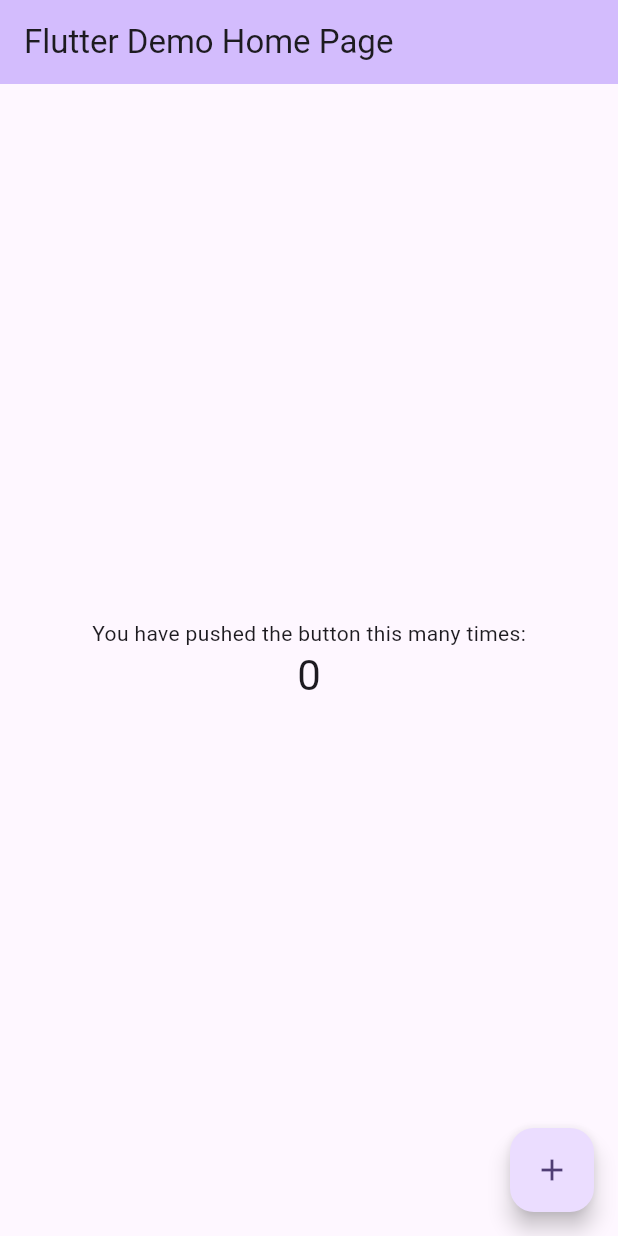
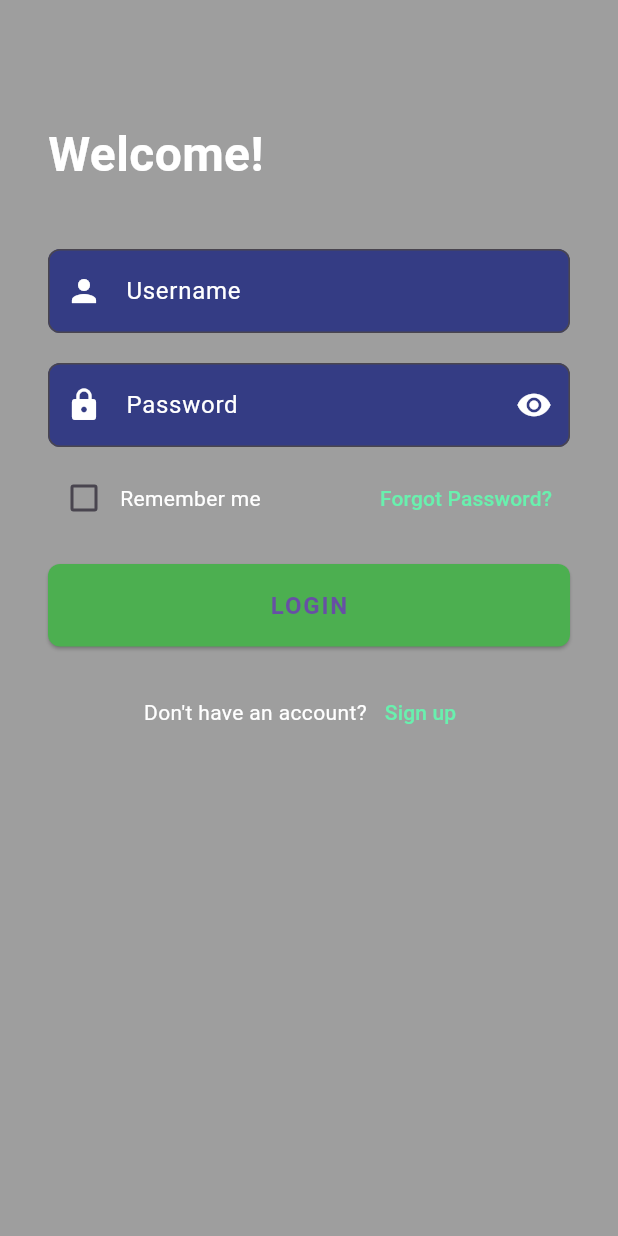
Before and after one commit to AmanCH3/trailmate_mobile_app_assignment, a Flutter app: the screen it shows after launch, on a phone screen of 412 x 824 dp. Run offline on Flutter 3.47's test engine with Material 3 defaults, Android fonts, the phone set to English and light mode, and no system bars.

Commit message:
feat : Login page (validator)

```diff
--- /dev/null
+++ b/lib/app.dart
@@ -0,0 +1,14 @@
+import 'package:flutter/cupertino.dart';
+import 'package:flutter/material.dart';
+import 'package:trailmate_mobile_app_assignment/view/login_view.dart';
+
+class App extends StatelessWidget {
+  const App({super.key});
+
+  @override
+  Widget build(BuildContext context) {
+    return MaterialApp(
+      home : LoginView() , debugShowCheckedModeBanner: false,
+    ) ;
+  }
+}
--- a/lib/main.dart
+++ b/lib/main.dart
@@ -1,122 +1,6 @@
 import 'package:flutter/material.dart';
+import 'package:trailmate_mobile_app_assignment/app.dart';
 
 void main() {
-  runApp(const MyApp());
+  runApp(App());
 }
-
-class MyApp extends StatelessWidget {
-  const MyApp({super.key});
-
-  // This widget is the root of your application.
-  @override
-  Widget build(BuildContext context) {
-    return MaterialApp(
-      title: 'Flutter Demo',
-      theme: ThemeData(
-        // This is the theme of your application.
-        //
-        // TRY THIS: Try running your application with "flutter run". You'll see
-        // the application has a purple toolbar. Then, without quitting the app,
-        // try changing the seedColor in the colorScheme below to Colors.green
-        // and then invoke "hot reload" (save your changes or press the "hot
-        // reload" button in a Flutter-supported IDE, or press "r" if you used
-        // the command line to start the app).
-        //
-        // Notice that the counter didn't reset back to zero; the application
-        // state is not lost during the reload. To reset the state, use hot
-        // restart instead.
-        //
-        // This works for code too, not just values: Most code changes can be
-        // tested with just a hot reload.
-        colorScheme: ColorScheme.fromSeed(seedColor: Colors.deepPurple),
-      ),
-      home: const MyHomePage(title: 'Flutter Demo Home Page'),
-    );
-  }
-}
-
-class MyHomePage extends StatefulWidget {
-  const MyHomePage({super.key, required this.title});
-
-  // This widget is the home page of your application. It is stateful, meaning
-  // that it has a State object (defined below) that contains fields that affect
-  // how it looks.
-
-  // This class is the configuration for the state. It holds the values (in this
-  // case the title) provided by the parent (in this case the App widget) and
-  // used by the build method of the State. Fields in a Widget subclass are
-  // always marked "final".
-
-  final String title;
-
-  @override
-  State<MyHomePage> createState() => _MyHomePageState();
-}
-
-class _MyHomePageState extends State<MyHomePage> {
-  int _counter = 0;
-
-  void _incrementCounter() {
-    setState(() {
-      // This call to setState tells the Flutter framework that something has
-      // changed in this State, which causes it to rerun the build method below
-      // so that the display can reflect the updated values. If we changed
-      // _counter without calling setState(), then the build method would not be
-      // called again, and so nothing would appear to happen.
-      _counter++;
-    });
-  }
-
-  @override
-  Widget build(BuildContext context) {
-    // This method is rerun every time setState is called, for instance as done
-    // by the _incrementCounter method above.
-    //
-    // The Flutter framework has been optimized to make rerunning build methods
-    // fast, so that you can just rebuild anything that needs updating rather
-    // than having to individually change instances of widgets.
-    return Scaffold(
-      appBar: AppBar(
-        // TRY THIS: Try changing the color here to a specific color (to
-        // Colors.amber, perhaps?) and trigger a hot reload to see the AppBar
-        // change color while the other colors stay the same.
-        backgroundColor: Theme.of(context).colorScheme.inversePrimary,
-        // Here we take the value from the MyHomePage object that was created by
-        // the App.build method, and use it to set our appbar title.
-        title: Text(widget.title),
-      ),
-      body: Center(
-        // Center is a layout widget. It takes a single child and positions it
-        // in the middle of the parent.
-        child: Column(
-          // Column is also a layout widget. It takes a list of children and
-          // arranges them vertically. By default, it sizes itself to fit its
-          // children horizontally, and tries to be as tall as its parent.
-          //
-          // Column has various properties to control how it sizes itself and
-          // how it positions its children. Here we use mainAxisAlignment to
-          // center the children vertically; the main axis here is the vertical
-          // axis because Columns are vertical (the cross axis would be
-          // horizontal).
-          //
-          // TRY THIS: Invoke "debug painting" (choose the "Toggle Debug Paint"
-          // action in the IDE, or press "p" in the console), to see the
-          // wireframe for each widget.
-          mainAxisAlignment: MainAxisAlignment.center,
-          children: <Widget>[
-            const Text('You have pushed the button this many times:'),
-            Text(
-              '$_counter',
-              style: Theme.of(context).textTheme.headlineMedium,
-            ),
-          ],
-        ),
-      ),
-      floatingActionButton: FloatingActionButton(
-        onPressed: _incrementCounter,
-        tooltip: 'Increment',
-        child: const Icon(Icons.add),
-      ), // This trailing comma makes auto-formatting nicer for build methods.
-    );
-  }
-}
--- /dev/null
+++ b/lib/view/login_view.dart
@@ -0,0 +1,164 @@
+import 'package:flutter/material.dart';
+
+class LoginView extends StatelessWidget {
+  const LoginView({super.key});
+
+  @override
+  Widget build(BuildContext context) {
+    final emailController = TextEditingController();
+    final passwordController = TextEditingController();
+    final myKey = GlobalKey<FormState>();
+    bool rememberMe = false;
+
+    return Scaffold(
+      body: Stack(
+        fit: StackFit.expand,
+        children: [
+          // Image.asset(
+          //   'login_page.png',
+          //   fit: BoxFit.cover,
+          // ),
+          Container(
+            color: Colors.grey
+          ),
+          SingleChildScrollView(
+            padding: const EdgeInsets.symmetric(horizontal: 32, vertical: 80),
+            child: Form(
+              key: myKey,
+              child: Column(
+                crossAxisAlignment: CrossAxisAlignment.start,
+                children: [
+                  const Text(
+                    "Welcome!",
+                    style: TextStyle(
+                      fontSize: 32,
+                      fontWeight: FontWeight.bold,
+                      color: Colors.white,
+                    ),
+                  ),
+                  const SizedBox(height: 40),
+                  TextFormField(
+                    controller: emailController,
+                    style: const TextStyle(color: Colors.white),
+                    decoration: InputDecoration(
+                      filled: true,
+                      fillColor: Colors.indigo.shade900.withOpacity(0.8),
+                      prefixIcon: const Icon(Icons.person, color: Colors.white),
+                      labelText: "Username",
+                      labelStyle: const TextStyle(color: Colors.white),
+                      border: OutlineInputBorder(
+                        borderRadius: BorderRadius.circular(8),
+                      ),
+                    ),
+                    validator: (value) {
+                      if (value == null || value.isEmpty) {
+                        return "Please enter your username";
+                      }
+                      return null;
+                    },
+                  ),
+                  const SizedBox(height: 20),
+                  TextFormField(
+                    controller: passwordController,
+                    obscureText: true,
+                    style: const TextStyle(color: Colors.white),
+                    decoration: InputDecoration(
+                      filled: true,
+                      fillColor: Colors.indigo.shade900.withOpacity(0.8),
+                      prefixIcon: const Icon(Icons.lock, color: Colors.white),
+                      suffixIcon: const Icon(Icons.visibility, color: Colors.white),
+                      labelText: "Password",
+                      labelStyle: const TextStyle(color: Colors.white),
+                      border: OutlineInputBorder(
+                        borderRadius: BorderRadius.circular(8),
+                      ),
+                    ),
+                    validator: (value) {
+                      if (value == null || value.isEmpty) {
+                        return "Please enter your password";
+                      } else if (value.length < 6) {
+                        return "Password must be at least 6 characters";
+                      }
+                      return null;
+                    },
+                  ),
+                  const SizedBox(height: 10),
+                  Row(
+                    children: [
+                      Checkbox(
+                        value: rememberMe,
+                        onChanged: (val) {
+                          // In a StatefulWidget, you'd use setState
+                        },
+                        checkColor: Colors.black,
+                        activeColor: Colors.white,
+                      ),
+                      const Text(
+                        "Remember me",
+                        style: TextStyle(color: Colors.white),
+                      ),
+                      const Spacer(),
+                      TextButton(
+                        onPressed: () {},
+                        child: const Text(
+                          "Forgot Password?",
+                          style: TextStyle(color: Colors.greenAccent),
+                        ),
+                      )
+                    ],
+                  ),
+                  const SizedBox(height: 20),
+                  SizedBox(
+                    width: double.infinity,
+                    child: ElevatedButton(
+                      style: ElevatedButton.styleFrom(
+                        backgroundColor: Colors.green,
+                        padding: const EdgeInsets.symmetric(vertical: 16),
+                        shape: RoundedRectangleBorder(
+                          borderRadius: BorderRadius.circular(8),
+                        ),
+                      ),
+                      onPressed: () {
+                        if (myKey.currentState!.validate()) {
+                          // login logic
+                          var email = emailController.text;
+                          var password = passwordController.text;
+                          debugPrint("Email: $email, Password: $password");
+                        }
+                      },
+                      child: const Text(
+                        "LOGIN",
+                        style: TextStyle(
+                          fontWeight: FontWeight.bold,
+                          letterSpacing: 1.2,
+                          fontSize: 16,
+                        ),
+                      ),
+                    ),
+                  ),
+                  const SizedBox(height: 20),
+                  Row(
+                    mainAxisAlignment: MainAxisAlignment.center,
+                    children: [
+                      const Text(
+                        "Don't have an account?",
+                        style: TextStyle(color: Colors.white),
+                      ),
+                      TextButton(
+                        onPressed: () {},
+                        child: const Text(
+                          "Sign up",
+                          style: TextStyle(color: Colors.greenAccent),
+                        ),
+                      )
+                    ],
+                  ),
+                ],
+              ),
+            ),
+          ),
+        ],
+      ),
+    );
+  }
+}
--- a/pubspec.yaml
+++ b/pubspec.yaml
@@ -87,3 +87,6 @@ flutter:
   #
   # For details regarding fonts from package dependencies,
   # see https://flutter.dev/to/font-from-package
+
+#  assets:
+#    - login_page.png
```
Also changed, not shown: assets/login_page.png (added), 1 other file.
